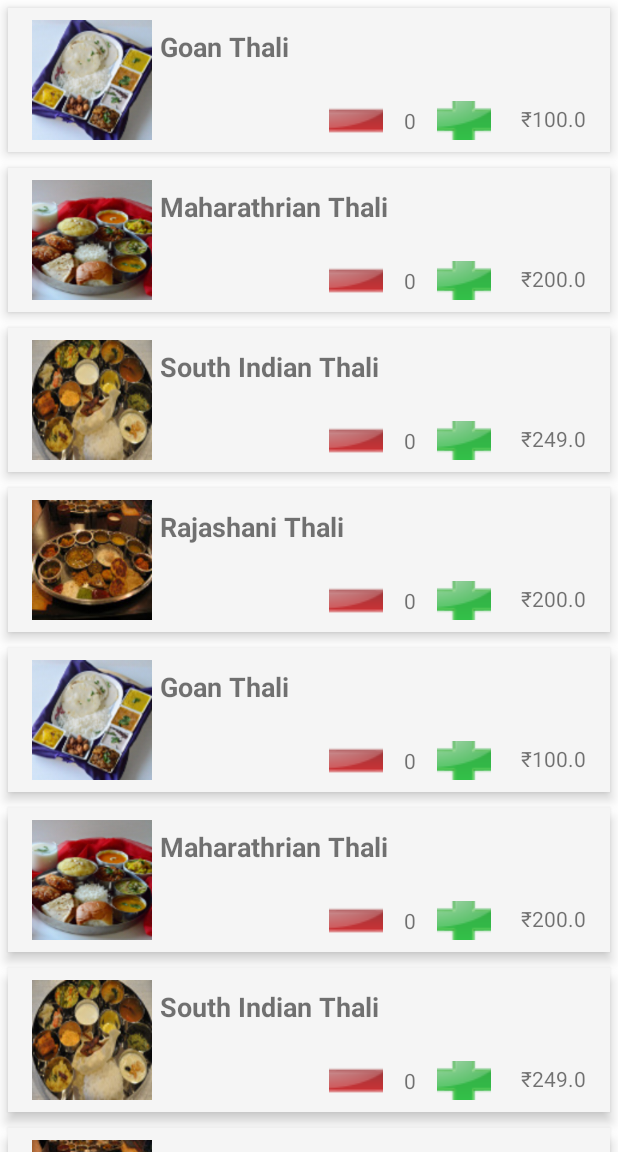
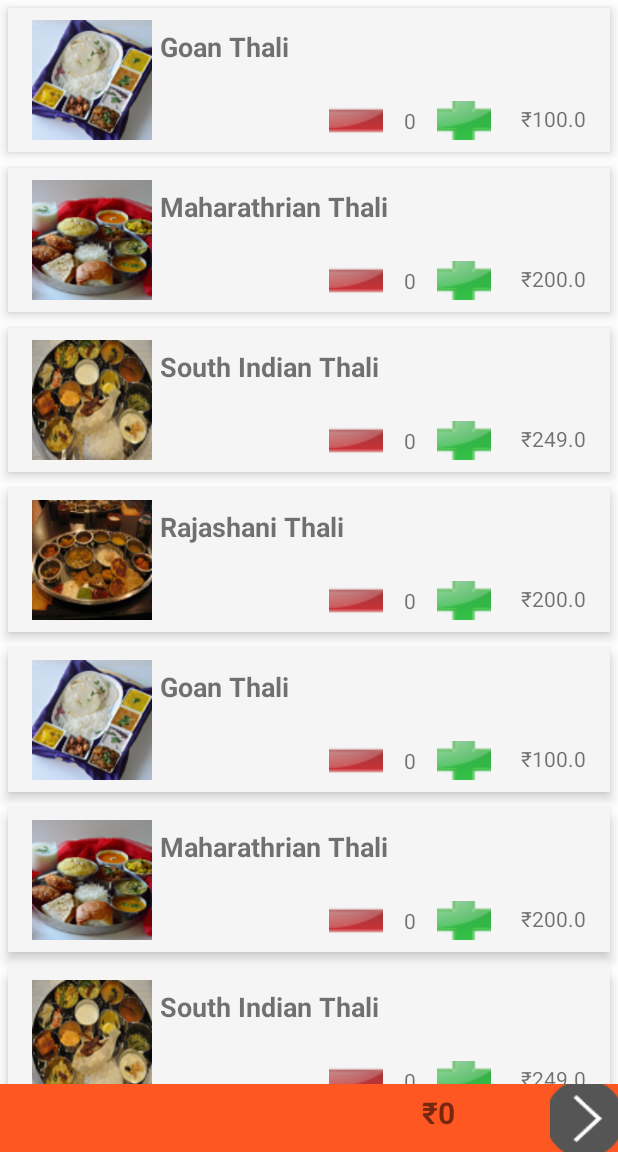
Before and after one commit to prasadph/vinod-tiffin, an Android app: the screen it shows after launch (MainActivity), after a tap on an icon or button, on a phone screen of 412 x 824 dp, the part 84-1236 px from its top. Run offline under Robolectric (Android 15) with nearby library versions, the phone set to English and light mode, and no system bars; 2 other taps on this screen came first.

Commit message:
Final touch on Screen 1

```diff
--- a/app/src/main/java/shubham/tfin/FoodClassAdapter.java
+++ b/app/src/main/java/shubham/tfin/FoodClassAdapter.java
@@ -18,12 +18,17 @@ import java.util.List;
 public class FoodClassAdapter extends RecyclerView.Adapter<FoodClassAdapter.MyViewHolder> {
     private LayoutInflater inflator;
     Context context;
+    TextView tvTotal;
+    int total = 0;
     List<FoodListData> list = Collections.emptyList();
 
-    public FoodClassAdapter(Context context, List<FoodListData> dataList) {
+    public FoodClassAdapter(Context context, List<FoodListData> dataList, TextView tv) {
         inflator = LayoutInflater.from(context);
         list = dataList;
         this.context = context;
+        tvTotal = tv;
+        total = 0;
+        tvTotal.setText("\u20B9" + total);
     }
 
     @Override
@@ -70,14 +75,20 @@ public class FoodClassAdapter extends RecyclerView.Adapter<FoodClassAdapter.MyVi
             public void onClick(View view) {
                 curr.FQuantity++;
                 holder.quant.setText(String.valueOf(curr.FQuantity));
+                total += curr.FPrice;
+                tvTotal.setText("\u20B9" + total);
             }
         });
 
         holder.sub.setOnClickListener(new View.OnClickListener() {
             @Override
             public void onClick(View view) {
-                curr.FQuantity--;
-                holder.quant.setText(String.valueOf(curr.FQuantity));
+                if(curr.FQuantity > 0) {
+                    curr.FQuantity--;
+                    holder.quant.setText(String.valueOf(curr.FQuantity));
+                    total -= curr.FPrice;
+                    tvTotal.setText("\u20B9" + total);
+                }
             }
         });
     }
@@ -113,6 +124,7 @@ public class FoodClassAdapter extends RecyclerView.Adapter<FoodClassAdapter.MyVi
             quant = (TextView) itemView.findViewById(R.id.idQuant);
             add = (ImageButton) itemView.findViewById(R.id.idAddItem);
             sub = (ImageButton) itemView.findViewById(R.id.idSubItem);
+
         }
     }
 }
--- a/app/src/main/java/shubham/tfin/MainActivity.java
+++ b/app/src/main/java/shubham/tfin/MainActivity.java
@@ -8,6 +8,7 @@ import android.support.v7.widget.Toolbar;
 import android.view.Menu;
 import android.view.MenuItem;
 import android.widget.ListView;
+import android.widget.TextView;
 
 import java.util.ArrayList;
 import java.util.List;
@@ -16,10 +17,9 @@ import java.util.List;
 public class MainActivity extends ActionBarActivity {
 
     Toolbar toolbar;
-    ListView lView;
     private FoodClassAdapter adapter;
     private RecyclerView recyclerView;
-
+    TextView total;
 
     @Override
     protected void onCreate(Bundle savedInstanceState) {
@@ -28,8 +28,10 @@ public class MainActivity extends ActionBarActivity {
         toolbar = (Toolbar) findViewById(R.id.app_bar);
         setSupportActionBar(toolbar);
 
+        total = (TextView) findViewById(R.id.idTotal);
+
         recyclerView = (RecyclerView) findViewById(R.id.foodList);
-        adapter = new FoodClassAdapter(this, getData());
+        adapter = new FoodClassAdapter(this, getData(), total);
         recyclerView.setAdapter(adapter);
         recyclerView.setLayoutManager(new LinearLayoutManager(this));
 
--- a/app/src/main/res/layout/activity_main.xml
+++ b/app/src/main/res/layout/activity_main.xml
@@ -8,11 +8,39 @@
         layout="@layout/app_bar"
         />
 
+    <RelativeLayout
+        android:id="@+id/footer"
+        layout="@layout/app_bar"
+        android:layout_width="match_parent"
+        android:layout_height="45dp"
+        android:layout_alignParentBottom="true"
+        android:background="@color/primaryColor">
+        <ImageButton
+            android:layout_width="45dp"
+            android:layout_height="45dp"
+            android:id="@+id/idbtnGo"
+            android:layout_alignParentRight="true"
+            android:layout_alignParentEnd="true"
+            android:src="@drawable/go1" />
+
+        <TextView
+            android:layout_width="80dp"
+            android:layout_height="40dp"
+            android:layout_margin="5dp"
+            android:id="@+id/idTotal"
+            android:textStyle="bold"
+            android:textSize="20sp"
+            android:layout_toLeftOf="@id/idbtnGo"
+            android:layout_marginRight="15dp"
+            android:text="$1000"/>
+    </RelativeLayout>
+
     <android.support.v7.widget.RecyclerView
         android:layout_width="match_parent"
         android:layout_height="wrap_content"
         android:layout_below="@id/app_bar"
-        android:id="@+id/foodList">
+        android:id="@+id/foodList"
+        android:layout_above="@id/footer">
     </android.support.v7.widget.RecyclerView>
 
 </RelativeLayout>
```
Also changed, not shown: app/src/main/res/drawable/go1.png (added).
